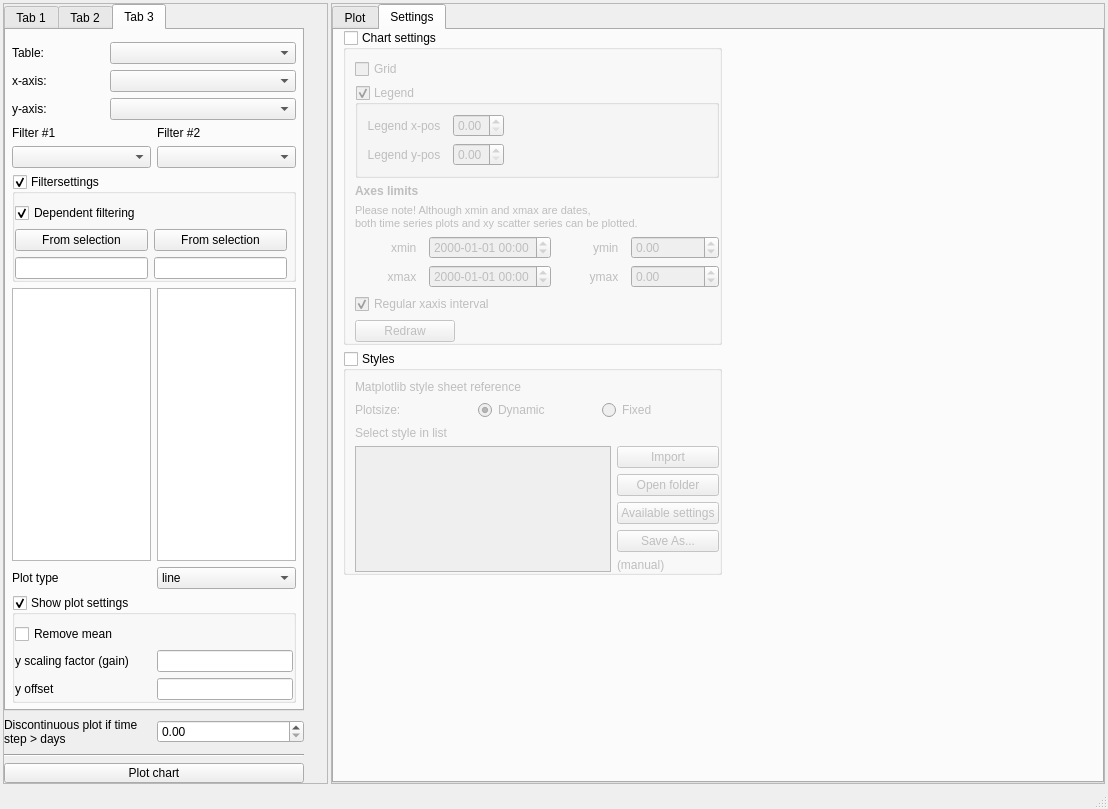
First picture: the form in ui/customplotdialog.ui, repository jkall/qgis-midvatten-plugin, before the edit.
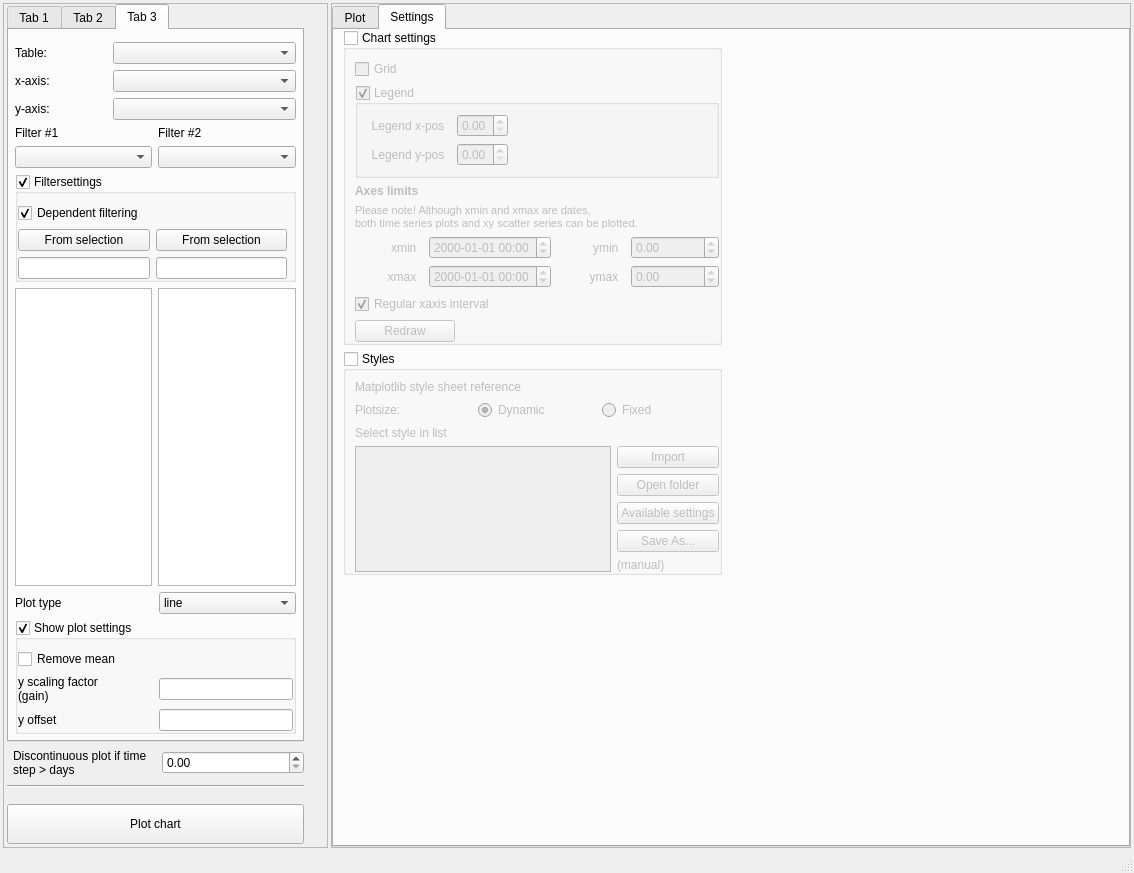
Second picture: the form after the edit. The open tabs and pages were chosen to show the change.

Commit message: Fixes some gui margins issues.

The edit to the form file:
```diff
--- a/ui/customplotdialog.ui
+++ b/ui/customplotdialog.ui
@@ -6,8 +6,8 @@
    <rect>
     <x>0</x>
     <y>0</y>
-    <width>1108</width>
-    <height>809</height>
+    <width>1134</width>
+    <height>873</height>
    </rect>
   </property>
   <property name="windowTitle">
@@ -43,7 +43,7 @@
         <rect>
          <x>0</x>
          <y>0</y>
-         <width>752</width>
+         <width>778</width>
          <height>861</height>
         </rect>
        </property>
@@ -233,6 +233,9 @@
                       <bool>true</bool>
                      </property>
                      <layout class="QGridLayout" name="gridLayout_15">
+                      <property name="leftMargin">
+                       <number>13</number>
+                      </property>
                       <item row="1" column="0">
                        <widget class="QLabel" name="label_2">
                         <property name="sizePolicy">
@@ -768,7 +771,7 @@
          <x>0</x>
          <y>0</y>
          <width>303</width>
-         <height>980</height>
+         <height>1013</height>
         </rect>
        </property>
        <property name="sizePolicy">
@@ -809,7 +812,7 @@
           </property>
           <layout class="QGridLayout" name="gridLayout_5">
            <property name="leftMargin">
-            <number>0</number>
+            <number>3</number>
            </property>
            <property name="topMargin">
             <number>0</number>
@@ -818,7 +821,7 @@
             <number>0</number>
            </property>
            <property name="bottomMargin">
-            <number>0</number>
+            <number>13</number>
            </property>
            <item row="0" column="0">
             <widget class="QTabWidget" name="tabWidget">
@@ -2341,7 +2344,8 @@
                        <string>a in y=ax+b</string>
                       </property>
                       <property name="text">
-                       <string>y scaling factor (gain)</string>
+                       <string>y scaling factor
+(gain)</string>
                       </property>
                      </widget>
                     </item>
@@ -2663,6 +2667,9 @@
            </item>
            <item row="1" column="0">
             <layout class="QHBoxLayout" name="horizontalLayout_3">
+             <property name="leftMargin">
+              <number>6</number>
+             </property>
              <property name="rightMargin">
               <number>0</number>
              </property>
@@ -2750,7 +2757,7 @@
              <property name="minimumSize">
               <size>
                <width>97</width>
-               <height>20</height>
+               <height>40</height>
               </size>
              </property>
              <property name="maximumSize">
```
Left out of the diff: 2 changed lines with no effect on the pictures. The commit also changes 15 other files.
